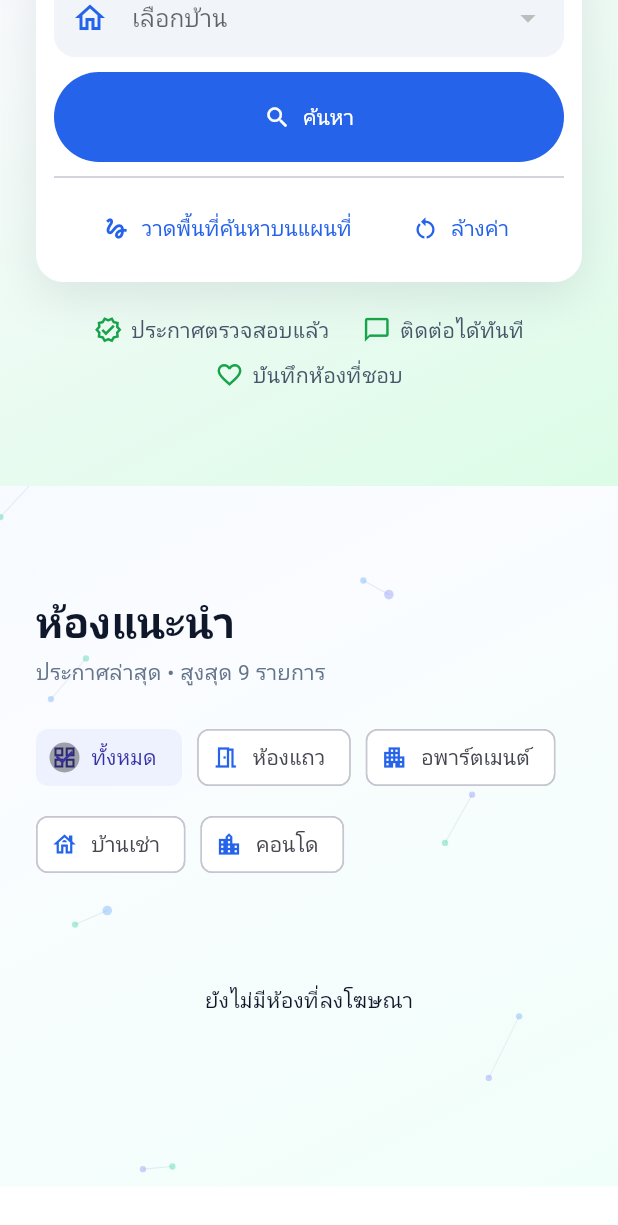
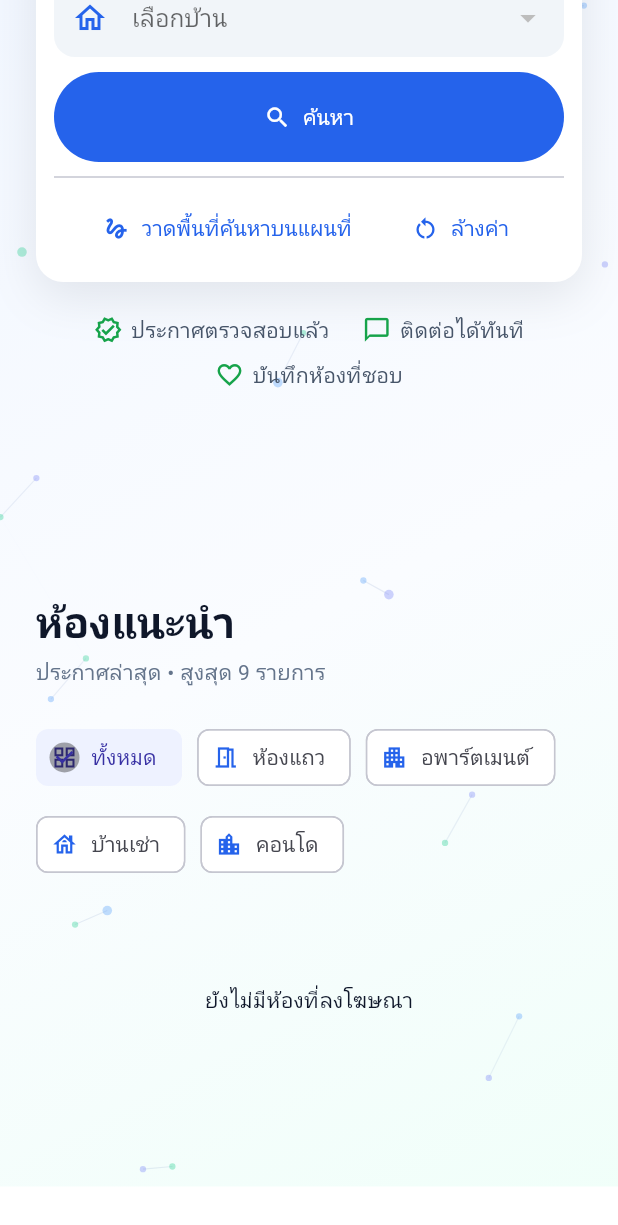
Before and after one commit to phathit-pks/room-rental, a Flutter app: the HomePage screen opened directly, scrolled down 576 dp, on a phone screen of 412 x 824 dp. Shown: the top 1225 px of the screen. Run offline on Flutter 3.47's test engine with Material 3 defaults, Android fonts, the phone set to English and light mode, and no system bars; our stand-ins replace file_picker, flutter_image_compress, flutter_map, geolocator, latlong2, shared_preferences and 1 more; missing offline and left inert: excel; accounts and stored records are empty; network calls fail.

Commit message:
Remove hero section's own gradient background
It painted a separate navy-to-green patch on top of the particle
background, making the hero section look disconnected from the rest
of the page.

Co-Authored-By: Claude Sonnet 5 <noreply@anthropic.com>

```diff
--- a/lib/features/home/presentation/pages/home_page.dart
+++ b/lib/features/home/presentation/pages/home_page.dart
@@ -385,8 +385,11 @@ class _InteractivePageBackgroundState extends State<_InteractivePageBackground>
 }
 
 class _ParticleBackgroundPainter extends CustomPainter {
-  _ParticleBackgroundPainter(this.animation, this.pointer, {required this.isDark})
-    : super(repaint: Listenable.merge([animation, pointer]));
+  _ParticleBackgroundPainter(
+    this.animation,
+    this.pointer, {
+    required this.isDark,
+  }) : super(repaint: Listenable.merge([animation, pointer]));
 
   final Animation<double> animation;
   final ValueNotifier<Offset> pointer;
@@ -433,7 +436,9 @@ class _ParticleBackgroundPainter extends CustomPainter {
       points.add(point);
     }
 
-    final lineColor = isDark ? const Color(0xFF64748B) : const Color(0xFF4F6FAF);
+    final lineColor = isDark
+        ? const Color(0xFF64748B)
+        : const Color(0xFF4F6FAF);
     final linePaint = Paint()..strokeWidth = 0.8;
     for (var i = 0; i < points.length; i++) {
       for (var j = i + 1; j < points.length; j++) {
@@ -542,19 +547,7 @@ class _HeroSection extends StatelessWidget {
 
   @override
   Widget build(BuildContext context) {
-    return Container(
-      decoration: BoxDecoration(
-        gradient: LinearGradient(
-          colors: [
-            context.colors.primaryContainer,
-            context.colors.background,
-            context.colors.successContainer,
-          ],
-          begin: Alignment.topLeft,
-          end: Alignment.bottomRight,
-        ),
-      ),
-      child: _PageWidth(
+    return _PageWidth(
       child: Padding(
         padding: const EdgeInsets.fromLTRB(24, 28, 24, 64),
         child: Column(
@@ -575,10 +568,7 @@ class _HeroSection extends StatelessWidget {
                     runSpacing: 10,
                     alignment: WrapAlignment.center,
                     children: [
-                        _TrustItem(
-                          Icons.verified_outlined,
-                          'ประกาศตรวจสอบแล้ว',
-                        ),
+                      _TrustItem(Icons.verified_outlined, 'ประกาศตรวจสอบแล้ว'),
                       _TrustItem(Icons.chat_bubble_outline, 'ติดต่อได้ทันที'),
                       _TrustItem(Icons.favorite_border, 'บันทึกห้องที่ชอบ'),
                     ],
@@ -587,7 +577,6 @@ class _HeroSection extends StatelessWidget {
               ),
             ),
           ],
-          ),
         ),
       ),
     );
@@ -2168,7 +2157,10 @@ class _CallToAction extends StatelessWidget {
             Text(
               'ลงทะเบียนเพื่ออัปโหลดห้องแถวของคุณฟรี',
               textAlign: TextAlign.center,
-              style: TextStyle(color: context.colors.borderStrong, fontSize: 16),
+              style: TextStyle(
+                color: context.colors.borderStrong,
+                fontSize: 16,
+              ),
             ),
             const SizedBox(height: 24),
             FilledButton(
```
Lines whose indentation alone changed are shown as unchanged.
